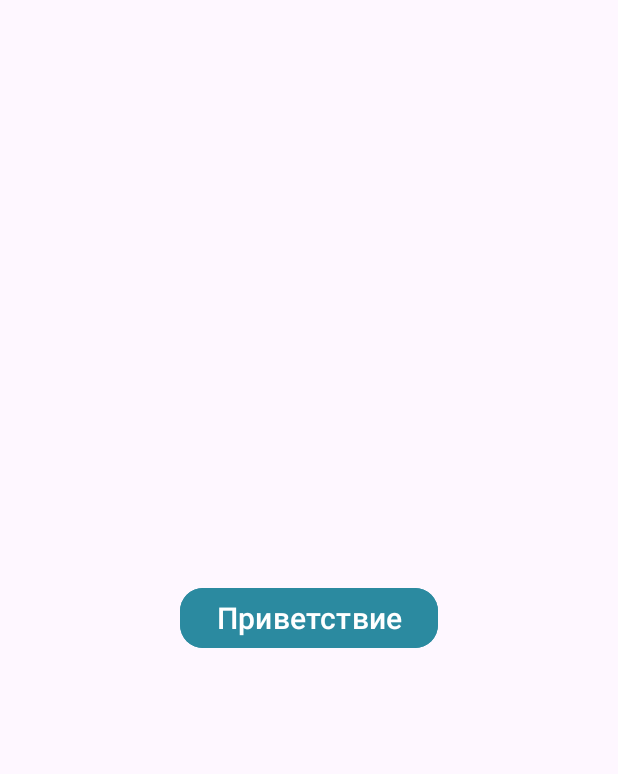
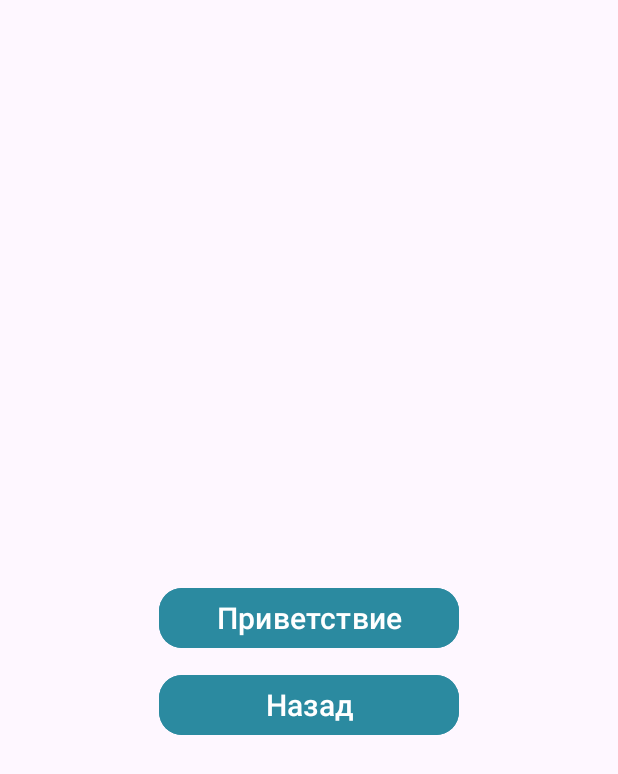
Before and after one commit to FeverDream12/CFT_Test, an Android app: the HomeFragment screen opened through its navigation route, on a phone screen of 412 x 824 dp. Shown: the top 774 px of the screen. Run offline under Robolectric (Android 15) with nearby library versions, the phone set to English and light mode, and no system bars.

Commit message:
UI update

```diff
--- a/app/src/main/java/com/example/cft_test/MainActivity.kt
+++ b/app/src/main/java/com/example/cft_test/MainActivity.kt
@@ -6,6 +6,8 @@ import androidx.navigation.NavController
 import androidx.navigation.Navigation
 import androidx.navigation.fragment.NavHostFragment
 import com.example.cft_test.databinding.ActivityMainBinding
+import java.io.File
+import java.io.FileInputStream
 
 class MainActivity : AppCompatActivity() {
 
@@ -20,7 +22,18 @@ class MainActivity : AppCompatActivity() {
 
         MAIN = this
 
+        val path = applicationContext.filesDir
+        val letDirectory = File(path, "LET")
+        letDirectory.mkdirs()
+
+        USERNAMEFILE = File(letDirectory, "username.txt")
+
         val navHostFragment = supportFragmentManager.findFragmentById(R.id.nav_host_fragment) as NavHostFragment
         navController = navHostFragment.navController
+
+        if(USERNAMEFILE.exists()){
+            USERNAME =  FileInputStream(USERNAMEFILE).bufferedReader().use { it.readText() }
+            navController.navigate(R.id.action_signInFragment_to_homeFragment)
+        }
     }
 }
--- a/app/src/main/java/com/example/cft_test/const.kt
+++ b/app/src/main/java/com/example/cft_test/const.kt
@@ -1,4 +1,7 @@
 package com.example.cft_test
+
+import java.io.File
 
 lateinit var MAIN: MainActivity
 lateinit var USERNAME: String
+lateinit var USERNAMEFILE: File
--- a/app/src/main/java/com/example/cft_test/fragments/HomeFragment.kt
+++ b/app/src/main/java/com/example/cft_test/fragments/HomeFragment.kt
@@ -10,8 +10,10 @@ import android.view.View
 import android.view.ViewGroup
 import android.widget.Button
 import android.widget.TextView
+import com.example.cft_test.MAIN
 import com.example.cft_test.R
 import com.example.cft_test.USERNAME
+import com.example.cft_test.USERNAMEFILE
 import com.example.cft_test.databinding.FragmentHomeBinding
 
 
@@ -47,5 +49,10 @@ class HomeFragment : Fragment() {
                 dialog.dismiss()
             }
         }
+
+        binding.backButton.setOnClickListener {
+            MAIN.navController.navigate(R.id.action_homeFragment_to_signInFragment)
+            USERNAMEFILE.delete()
+        }
     }
 }
--- a/app/src/main/java/com/example/cft_test/fragments/SignInFragment.kt
+++ b/app/src/main/java/com/example/cft_test/fragments/SignInFragment.kt
@@ -7,11 +7,15 @@ import android.view.LayoutInflater
 import android.view.View
 import android.view.ViewGroup
 import android.widget.Toast
+import androidx.appcompat.app.AppCompatDelegate
 import androidx.fragment.app.Fragment
 import com.example.cft_test.R
 import com.example.cft_test.databinding.FragmentSignInBinding
 import com.example.cft_test.MAIN
 import com.example.cft_test.USERNAME
+import com.example.cft_test.USERNAMEFILE
+import java.io.File
+import java.io.FileInputStream
 
 class SignInFragment : Fragment() {
 
@@ -30,10 +34,14 @@ class SignInFragment : Fragment() {
 
         inputCheck()
 
+
         binding.signUpButton.setOnClickListener{
 
             if(passwordCheck() && nameCheck()){
                 USERNAME = binding.firstNameEditTextLayout.text.toString() + " " + binding.secondNameEditTextLayout.text.toString()
+                USERNAMEFILE.delete()
+                USERNAMEFILE.appendText(USERNAME)
+
                 MAIN.navController.navigate(R.id.action_signInFragment_to_homeFragment)
             }
 
--- a/app/src/main/res/layout/fragment_home.xml
+++ b/app/src/main/res/layout/fragment_home.xml
@@ -8,7 +8,7 @@
 
     <com.google.android.material.button.MaterialButton
         android:id="@+id/helloButton"
-        android:layout_width="wrap_content"
+        android:layout_width="200dp"
         android:layout_height="wrap_content"
         android:text="Приветствие"
         android:textSize="20dp"
@@ -20,4 +20,18 @@
         app:layout_constraintStart_toStartOf="parent"
         app:layout_constraintTop_toTopOf="parent" />
 
+    <com.google.android.material.button.MaterialButton
+        android:id="@+id/backButton"
+        android:layout_width="200dp"
+        android:layout_height="wrap_content"
+        android:text="Назад"
+        android:textSize="20dp"
+        app:cornerRadius="15dp"
+        android:backgroundTint="@color/primary_cust"
+        android:textColor="@color/white"
+        app:layout_constraintTop_toBottomOf="@id/helloButton"
+        app:layout_constraintStart_toStartOf="@id/helloButton"
+        app:layout_constraintEnd_toEndOf="@id/helloButton"
+        android:layout_marginTop="10dp"/>
+
 </androidx.constraintlayout.widget.ConstraintLayout>
--- a/app/src/main/res/layout/hello_dialog.xml
+++ b/app/src/main/res/layout/hello_dialog.xml
@@ -8,6 +8,7 @@
     <androidx.cardview.widget.CardView
         android:layout_width="wrap_content"
         android:layout_height="wrap_content"
+        android:layout_margin="15dp"
         app:cardCornerRadius="15dp">
 
         <LinearLayout
```
